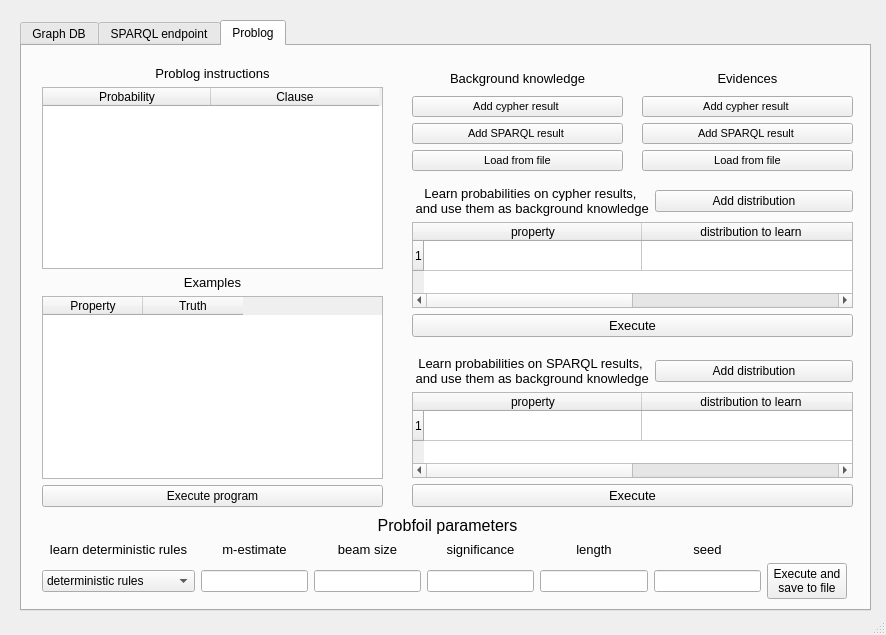
pasqualedem/Graph-DB-Problog-Linker, file resources/GUI.ui: the form before one commit.
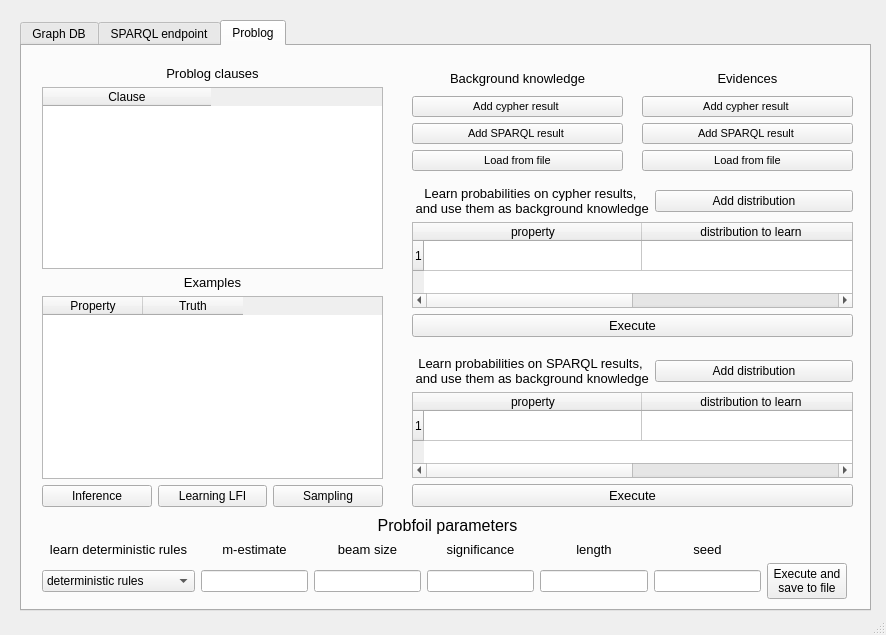
The form after the commit. Icons and pictures are not drawn.

Commit message: pulsanti esecuzione GUI

What changed in the file:
```diff
--- a/resources/GUI.ui
+++ b/resources/GUI.ui
@@ -974,43 +974,36 @@
        </rect>
       </property>
       <layout class="QGridLayout" name="gridLayout_11">
-       <item row="3" column="0">
-        <widget class="QTableWidget" name="__examples_table">
-         <column>
-          <property name="text">
-           <string>Property</string>
-          </property>
-         </column>
-         <column>
-          <property name="text">
-           <string>Truth</string>
-          </property>
-         </column>
-        </widget>
-       </item>
-       <item row="0" column="0">
-        <widget class="QLabel" name="__problog_caluses_label">
-         <property name="font">
-          <font>
-           <pointsize>10</pointsize>
-          </font>
-         </property>
-         <property name="text">
-          <string>Problog instructions</string>
-         </property>
-         <property name="alignment">
-          <set>Qt::AlignCenter</set>
-         </property>
-        </widget>
-       </item>
        <item row="4" column="0">
-        <widget class="QPushButton" name="__execute_program">
+        <widget class="QPushButton" name="__inference">
          <property name="text">
-          <string>Execute program</string>
+          <string>Inference</string>
          </property>
         </widget>
        </item>
-       <item row="1" column="0">
+       <item row="0" column="0" colspan="3">
+        <widget class="QLabel" name="__problog_clauses_label">
+         <property name="font">
+          <font>
+           <pointsize>10</pointsize>
+          </font>
+         </property>
+         <property name="text">
+          <string>Problog clauses</string>
+         </property>
+         <property name="alignment">
+          <set>Qt::AlignCenter</set>
+         </property>
+        </widget>
+       </item>
+       <item row="4" column="2">
+        <widget class="QPushButton" name="__sampling">
+         <property name="text">
+          <string>Sampling</string>
+         </property>
+        </widget>
+       </item>
+       <item row="1" column="0" colspan="3">
         <widget class="QTableWidget" name="__problog_clauses_table">
          <attribute name="horizontalHeaderCascadingSectionResizes">
           <bool>false</bool>
@@ -1018,11 +1011,6 @@
          <attribute name="horizontalHeaderDefaultSectionSize">
           <number>168</number>
          </attribute>
-         <column>
-          <property name="text">
-           <string>Probability</string>
-          </property>
-         </column>
          <column>
           <property name="text">
            <string>Clause</string>
@@ -1030,7 +1018,21 @@
          </column>
         </widget>
        </item>
-       <item row="2" column="0">
+       <item row="3" column="0" colspan="3">
+        <widget class="QTableWidget" name="__examples_table">
+         <column>
+          <property name="text">
+           <string>Property</string>
+          </property>
+         </column>
+         <column>
+          <property name="text">
+           <string>Truth</string>
+          </property>
+         </column>
+        </widget>
+       </item>
+       <item row="2" column="0" colspan="3">
         <widget class="QLabel" name="__examples_label">
          <property name="font">
           <font>
@@ -1045,6 +1047,13 @@
          </property>
         </widget>
        </item>
+       <item row="4" column="1">
+        <widget class="QPushButton" name="__lfi">
+         <property name="text">
+          <string>Learning LFI</string>
+         </property>
+        </widget>
+       </item>
       </layout>
      </widget>
      <widget class="QWidget" name="layoutWidget">
```
The commit also changes 1 other file.
